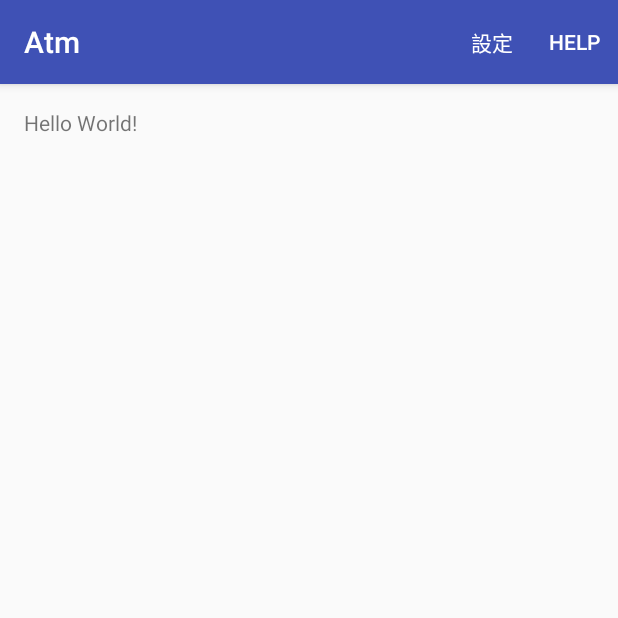
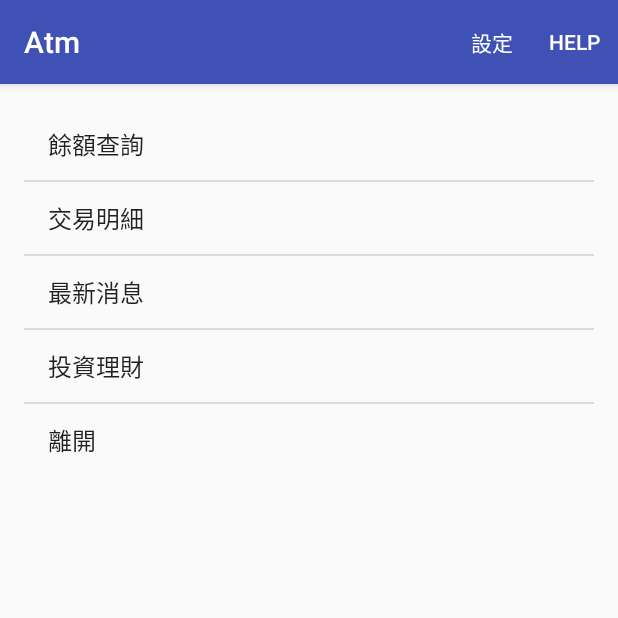
Before and after one commit to android66/Atm, an Android app: the MainActivity screen opened directly, with no data from a screen before it, on a phone screen of 412 x 824 dp, the top half of it. Run offline under Robolectric (Android 15) with nearby library versions, the phone set to English and light mode, and no system bars.

Commit message:
清單式功能表

```diff
--- a/app/src/main/java/com/tom/atm/MainActivity.java
+++ b/app/src/main/java/com/tom/atm/MainActivity.java
@@ -6,14 +6,21 @@ import android.os.Bundle;
 import android.util.Log;
 import android.view.Menu;
 import android.view.MenuItem;
+import android.widget.ArrayAdapter;
+import android.widget.ListView;
 
 public class MainActivity extends AppCompatActivity {
     boolean logon = false;
     public static final int FUNC_LOGIN = 1;
+    String[] func = {"餘額查詢", "交易明細", "最新消息", "投資理財", "離開"};
     @Override
     protected void onCreate(Bundle savedInstanceState) {
         super.onCreate(savedInstanceState);
         setContentView(R.layout.activity_main);
+        ListView list = (ListView) findViewById(R.id.list);
+        ArrayAdapter adapter = new ArrayAdapter(this,
+                android.R.layout.simple_list_item_1, func);
+        list.setAdapter(adapter);
         if (!logon){ //如果未登入, 則開啟LoginActivity
             Intent intent = new Intent(this, LoginActivity.class);
 //            startActivity(intent);
--- a/app/src/main/res/layout/activity_main.xml
+++ b/app/src/main/res/layout/activity_main.xml
@@ -9,8 +9,11 @@
     android:paddingTop="@dimen/activity_vertical_margin"
     tools:context="com.tom.atm.MainActivity">
 
-    <TextView
+    <ListView
         android:layout_width="wrap_content"
         android:layout_height="wrap_content"
-        android:text="Hello World!" />
+        android:id="@+id/list"
+        android:layout_alignParentTop="true"
+        android:layout_alignParentLeft="true"
+        android:layout_alignParentStart="true" />
 </RelativeLayout>
```
